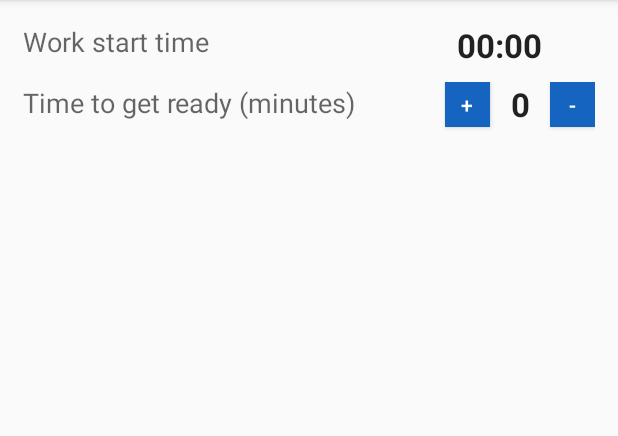
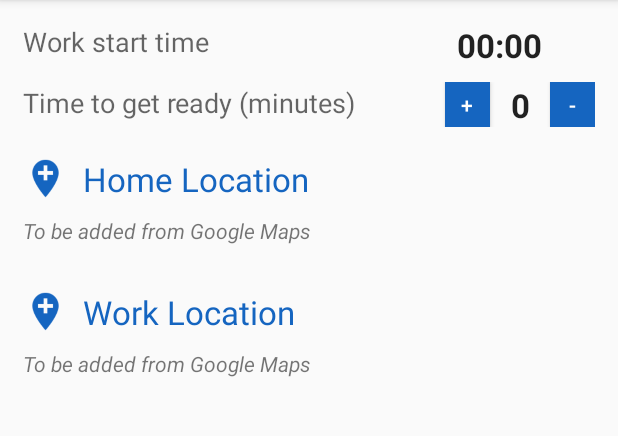
Before and after one commit to RUSEGroup12/SmartSchedule, an Android app: the SettingsActivity screen opened directly, with no data from a screen before it, on a phone screen of 412 x 824 dp, the part 84-520 px from its top. Run offline under Robolectric (Android 15) with nearby library versions, the phone set to English and light mode, and no system bars.

Commit message:
Add home location and work location

```diff
--- a/app/src/main/res/layout/activity_settings.xml
+++ b/app/src/main/res/layout/activity_settings.xml
@@ -37,7 +37,6 @@
     <LinearLayout
         android:layout_width="match_parent"
         android:layout_height="wrap_content"
-        android:onClick="selectTime"
         android:orientation="horizontal"
         android:paddingTop="10dp">
 
@@ -62,7 +61,6 @@
             android:layout_height="wrap_content"
             android:layout_gravity="bottom"
             android:gravity="center"
-            android:paddingBottom="10dp"
             android:text="0"
             android:textAppearance="?android:textAppearanceLarge"
             android:textStyle="bold" />
@@ -77,5 +75,67 @@
 
     </LinearLayout>
 
+    <LinearLayout
+        android:layout_width="match_parent"
+        android:layout_height="wrap_content"
+        android:orientation="horizontal"
+        android:paddingTop="10dp">
+
+        <ImageView
+            android:layout_width="30dp"
+            android:layout_height="30dp"
+            android:layout_gravity="center"
+            android:src="@drawable/ic_add_location_black_18dp"
+            android:tint="@color/colorPrimaryDark" />
+
+        <TextView
+            android:layout_width="wrap_content"
+            android:layout_height="wrap_content"
+            android:paddingBottom="10dp"
+            android:paddingLeft="10dp"
+            android:paddingTop="10dp"
+            android:text="Home Location"
+            android:textAppearance="?android:textAppearanceLarge"
+            android:textColor="@color/colorPrimaryDark" />
+    </LinearLayout>
+
+    <TextView
+        android:layout_width="match_parent"
+        android:layout_height="wrap_content"
+        android:text="To be added from Google Maps"
+        android:textAppearance="?android:textAppearanceSmall"
+        android:textStyle="italic" />
+
+    <LinearLayout
+        android:layout_width="match_parent"
+        android:layout_height="wrap_content"
+        android:orientation="horizontal"
+        android:paddingTop="20dp">
+
+        <ImageView
+            android:layout_width="30dp"
+            android:layout_height="30dp"
+            android:layout_gravity="center"
+            android:src="@drawable/ic_add_location_black_18dp"
+            android:tint="@color/colorPrimaryDark" />
+
+        <TextView
+            android:id="@+id/textView"
+            android:layout_width="wrap_content"
+            android:layout_height="wrap_content"
+            android:paddingBottom="10dp"
+            android:paddingLeft="10dp"
+            android:paddingTop="10dp"
+            android:text="Work Location"
+            android:textAppearance="?android:textAppearanceLarge"
+            android:textColor="@color/colorPrimaryDark" />
+    </LinearLayout>
+
+    <TextView
+        android:layout_width="match_parent"
+        android:layout_height="wrap_content"
+        android:text="To be added from Google Maps"
+        android:textAppearance="?android:textAppearanceSmall"
+        android:textStyle="italic" />
 
 </LinearLayout>
--- a/app/src/main/res/values/colors.xml
+++ b/app/src/main/res/values/colors.xml
@@ -29,6 +29,6 @@
     <!--Blue-->
     <color name="colorPrimary">#2196F3</color>
     <color name="colorPrimaryDark">#1565C0</color>
-    <color name="colorAccent">#0D47A1</color>
+    <color name="colorAccent">#1976D2</color>
     <color name="colorBackground">#E3F2FD</color>
 </resources>
```
Also changed, not shown: app/src/main/res/drawable/ic_add_location_black_18dp.png (added).
